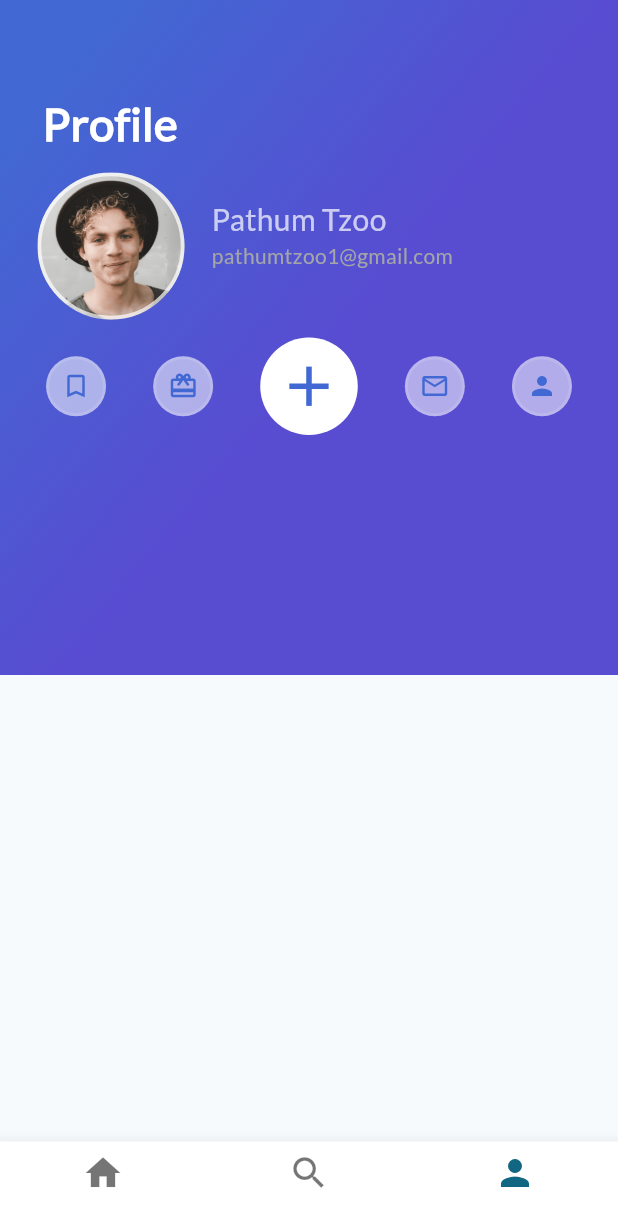
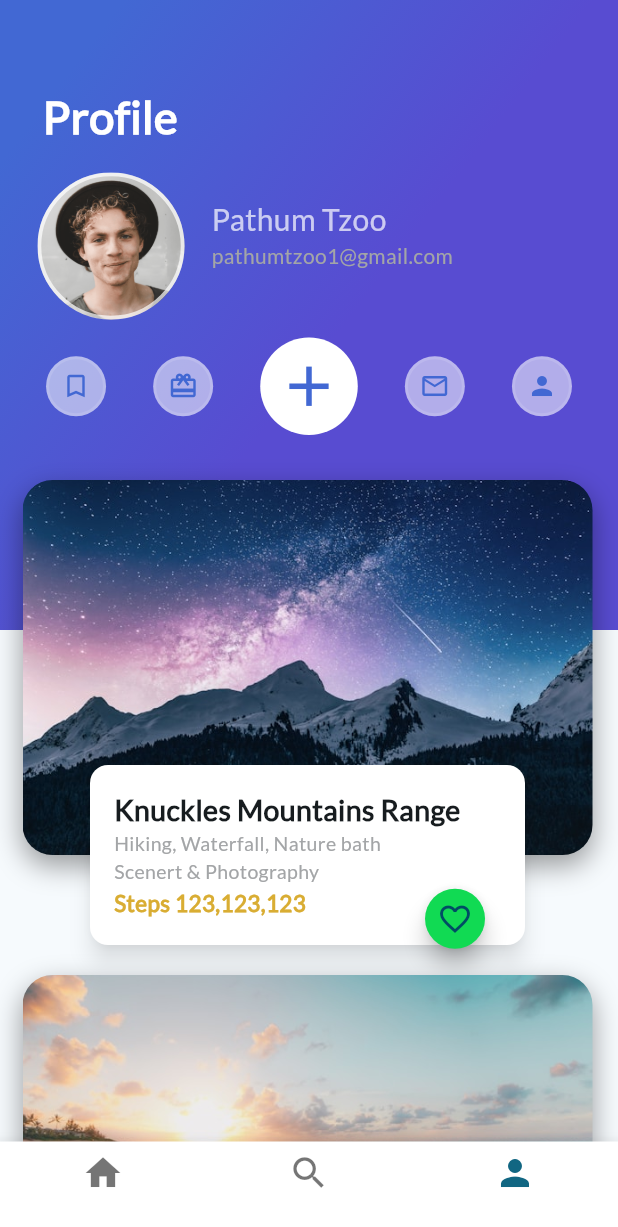
Before and after one commit to danlej/platzi_trip_app, a Flutter app: the screen it shows after launch, item 3 of the bottom bar chosen, on a phone screen of 412 x 824 dp. Shown: the top 1227 px of the screen. Run offline on Flutter 3.47's test engine with Material 3 defaults, Android fonts, the phone set to English and light mode, and no system bars.

Commit message:
Finished profile page with image cards.

```diff
--- a/lib/widgets/my_test_widget.dart
+++ b/lib/widgets/my_test_widget.dart
@@ -1,4 +1,5 @@
 import 'package:flutter/material.dart';
+import 'package:platzi_trip_app/widgets/profile_card_image.dart';
 import 'package:platzi_trip_app/widgets/profile_menu_bar.dart';
 
 class MyTestWidget extends StatelessWidget {
@@ -25,7 +26,7 @@ class MyTestWidget extends StatelessWidget {
     );
 
     final profileDetails = Container(
-      margin: const EdgeInsets.only(top: 35.0, left: 20.0),
+      margin: const EdgeInsets.only(top: 20.0, left: 20.0),
       child: Column(
         crossAxisAlignment: CrossAxisAlignment.start,
         children: <Widget>[profileName, profileEmail],
@@ -34,8 +35,8 @@ class MyTestWidget extends StatelessWidget {
 
     final photo = Container(
       margin: const EdgeInsets.only(top: 20.0, left: 20.0),
-      width: 100.0,
-      height: 100.0,
+      width: 98.0,
+      height: 98.0,
       decoration: BoxDecoration(
           shape: BoxShape.circle,
           border: Border.all(width: 3.0, color: Colors.white70),
@@ -43,7 +44,11 @@ class MyTestWidget extends StatelessWidget {
               DecorationImage(fit: BoxFit.cover, image: AssetImage(pathImage))),
     );
 
-    return Container(
+    return Stack(
+      children: <Widget>[
+        Container(
+          padding: const EdgeInsets.only(left: 13.0),
+          height: 320.0,
           decoration: const BoxDecoration(
               gradient: LinearGradient(
                   colors: [Color(0xFF4268D3), Color(0xFF584CD1)],
@@ -51,8 +56,7 @@ class MyTestWidget extends StatelessWidget {
                   end: FractionalOffset(1.0, 0.6),
                   stops: [0.0, 0.6],
                   tileMode: TileMode.clamp)),
-      child: Column(
-        children: [
+          child: Column(children: [
             Row(
               children: <Widget>[
                 Column(
@@ -63,9 +67,17 @@ class MyTestWidget extends StatelessWidget {
                 profileDetails
               ],
             ),
-          const ProfileMenuBar()
+            const ProfileMenuBar(10.0)
+          ]),
+        ),
+        const ProfileCardImage(
+            pathImage: "assets/images/mountain.jpg",
+            name: "Knuckles Mountains Range",
+            description: "Hiking, Waterfall, Nature bath",
+            category: "Scenert & Photography",
+            steps: "Steps 123,123,123",
+            imageMarginTop: 320.0)
       ],
-      ),
     );
   }
 }
--- a/lib/widgets/profile_card_image.dart
+++ b/lib/widgets/profile_card_image.dart
@@ -1,21 +1,35 @@
 import 'package:flutter/material.dart';
+import 'package:platzi_trip_app/widgets/profile_card_image_description.dart';
 
 // ignore: must_be_immutable
 class ProfileCardImage extends StatelessWidget {
-  String pathImage = "assets/images/beach.jpg";
+  final String pathImage;
+  final String name;
+  final String description;
+  final String category;
+  final String steps;
+  final double imageMarginTop;
 
-  ProfileCardImage(this.pathImage, {super.key});
+  const ProfileCardImage(
+      {required this.pathImage,
+      required this.name,
+      required this.description,
+      required this.category,
+      required this.steps,
+      required this.imageMarginTop,
+      super.key});
 
   @override
   Widget build(BuildContext context) {
+    double descriptionMarginTop = 190 + imageMarginTop;
     final card = Container(
-      height: 350.0,
-      width: 250.0,
-      margin: const EdgeInsets.only(top: 80.0, left: 20.0),
+      height: 250.0,
+      width: 380.0,
+      margin: EdgeInsets.only(top: imageMarginTop, left: 15.0),
       decoration: BoxDecoration(
           image:
               DecorationImage(fit: BoxFit.cover, image: AssetImage(pathImage)),
-          borderRadius: const BorderRadius.all(Radius.circular(10.0)),
+          borderRadius: const BorderRadius.all(Radius.circular(20.0)),
           shape: BoxShape.rectangle,
           boxShadow: const <BoxShadow>[
             BoxShadow(
@@ -25,6 +39,17 @@ class ProfileCardImage extends StatelessWidget {
           ]),
     );
 
-    return card;
+    return Stack(
+      children: <Widget>[
+        card,
+        ProfileCardImageDescription(
+          name: name,
+          description: description,
+          category: category,
+          steps: steps,
+          marginTop: descriptionMarginTop,
+        )
+      ],
+    );
   }
 }
--- /dev/null
+++ b/lib/widgets/profile_card_image_description.dart
@@ -0,0 +1,80 @@
+import 'package:flutter/material.dart';
+import 'package:platzi_trip_app/widgets/floating_action_button_green.dart';
+
+class ProfileCardImageDescription extends StatelessWidget {
+  final String name;
+  final String description;
+  final String category;
+  final String steps;
+  final double marginTop;
+
+  const ProfileCardImageDescription(
+      {super.key,
+      required this.name,
+      required this.description,
+      required this.category,
+      required this.steps,
+      required this.marginTop});
+
+  @override
+  Widget build(BuildContext context) {
+    final photoName = Text(
+      name,
+      textAlign: TextAlign.left,
+      style: const TextStyle(
+          fontFamily: "Lato", fontSize: 19.0, fontWeight: FontWeight.bold),
+    );
+
+    final photoDescription = Text(
+      description,
+      textAlign: TextAlign.left,
+      style: const TextStyle(
+          fontFamily: "Lato", fontSize: 13.0, color: Color(0xFFA3A5A7)),
+    );
+
+    final photoCategory = Text(
+      category,
+      textAlign: TextAlign.left,
+      style: const TextStyle(
+          fontFamily: "Lato", fontSize: 13.0, color: Color(0xFFA3A5A7)),
+    );
+
+    final photoSteps = Text(
+      steps,
+      textAlign: TextAlign.left,
+      style: const TextStyle(
+          fontFamily: "Lato",
+          fontSize: 15.0,
+          fontWeight: FontWeight.bold,
+          color: Color(0xFFD9AD33)),
+    );
+
+    final profileCard = Card(
+      margin: EdgeInsets.only(top: marginTop, left: 60.0),
+      color: Colors.white,
+      shadowColor: Colors.black54,
+      elevation: 6.0,
+      child: SizedBox(
+        width: 290,
+        height: 120,
+        child: Padding(
+          padding: const EdgeInsets.only(top: 16.0, left: 16.0),
+          child: Column(
+            crossAxisAlignment: CrossAxisAlignment.start,
+            children: <Widget>[
+              photoName,
+              photoDescription,
+              photoCategory,
+              photoSteps
+            ],
+          ),
+        ),
+      ),
+    );
+
+    return Stack(
+      alignment: const Alignment(0.85, 1.05),
+      children: <Widget>[profileCard, const FloatingActionButtonGreen()],
+    );
+  }
+}
--- a/lib/widgets/profile_header_appbar.dart
+++ b/lib/widgets/profile_header_appbar.dart
@@ -1,5 +1,6 @@
 import 'package:flutter/material.dart';
 import 'package:platzi_trip_app/widgets/gradient_back.dart';
+import 'package:platzi_trip_app/widgets/profile_card_image.dart';
 import 'package:platzi_trip_app/widgets/profile_info.dart';
 import 'package:platzi_trip_app/widgets/profile_menu_bar.dart';
 
@@ -8,11 +9,33 @@ class ProfileHeaderAppbar extends StatelessWidget {
 
   @override
   Widget build(BuildContext context) {
-    return const Stack(
+    return Stack(
       children: [
-        GradientBack("Profile", 450.0),
-        ProfileInfo(),
-        ProfileMenuBar()
+        const GradientBack("Profile", 420.0),
+        const ProfileInfo(),
+        const ProfileMenuBar(225.0),
+        Container(
+          margin: const EdgeInsets.only(top: 300.0),
+          child: ListView(
+            padding: const EdgeInsets.only(top: 20.0, bottom: 20.0),
+            children: const <Widget>[
+              ProfileCardImage(
+                  pathImage: "assets/images/mountain_stars.jpg",
+                  name: "Knuckles Mountains Range",
+                  description: "Hiking, Waterfall, Nature bath",
+                  category: "Scenert & Photography",
+                  steps: "Steps 123,123,123",
+                  imageMarginTop: 0.0),
+              ProfileCardImage(
+                  pathImage: "assets/images/beach.jpg",
+                  name: "Philipines beach",
+                  description: "Swimming, Snorkeling, Termal water",
+                  category: "Scenery & Photography",
+                  steps: "Steps 234,234,234",
+                  imageMarginTop: 20.0)
+            ],
+          ),
+        ),
       ],
     );
   }
--- a/lib/widgets/profile_menu_bar.dart
+++ b/lib/widgets/profile_menu_bar.dart
@@ -1,7 +1,9 @@
 import 'package:flutter/material.dart';
 
 class ProfileMenuBar extends StatelessWidget {
-  const ProfileMenuBar({super.key});
+  final double _top;
+
+  const ProfileMenuBar(this._top, {super.key});
 
   void onPressed() {}
 
@@ -24,7 +26,7 @@ class ProfileMenuBar extends StatelessWidget {
   @override
   Widget build(BuildContext context) {
     return Container(
-      margin: const EdgeInsets.only(top: 225.0),
+      margin: EdgeInsets.only(top: _top),
       padding: const EdgeInsets.only(left: 15.0, right: 15.0),
       child: Row(
         mainAxisAlignment: MainAxisAlignment.spaceAround,
```
Lines whose indentation alone changed are shown as unchanged.
